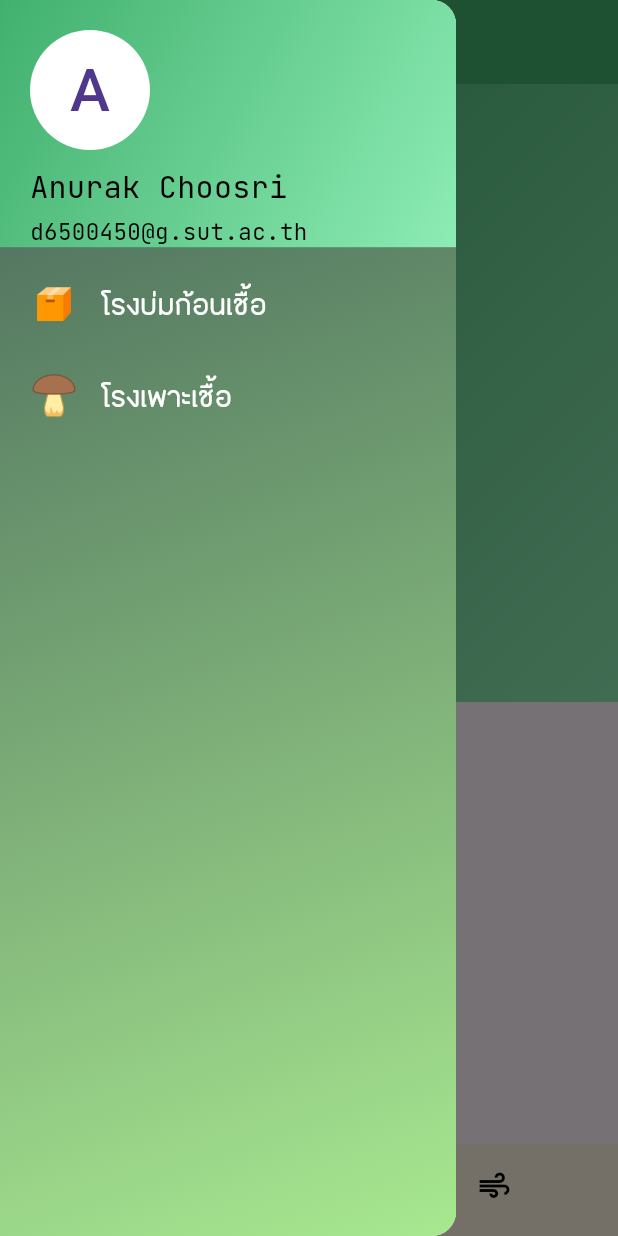
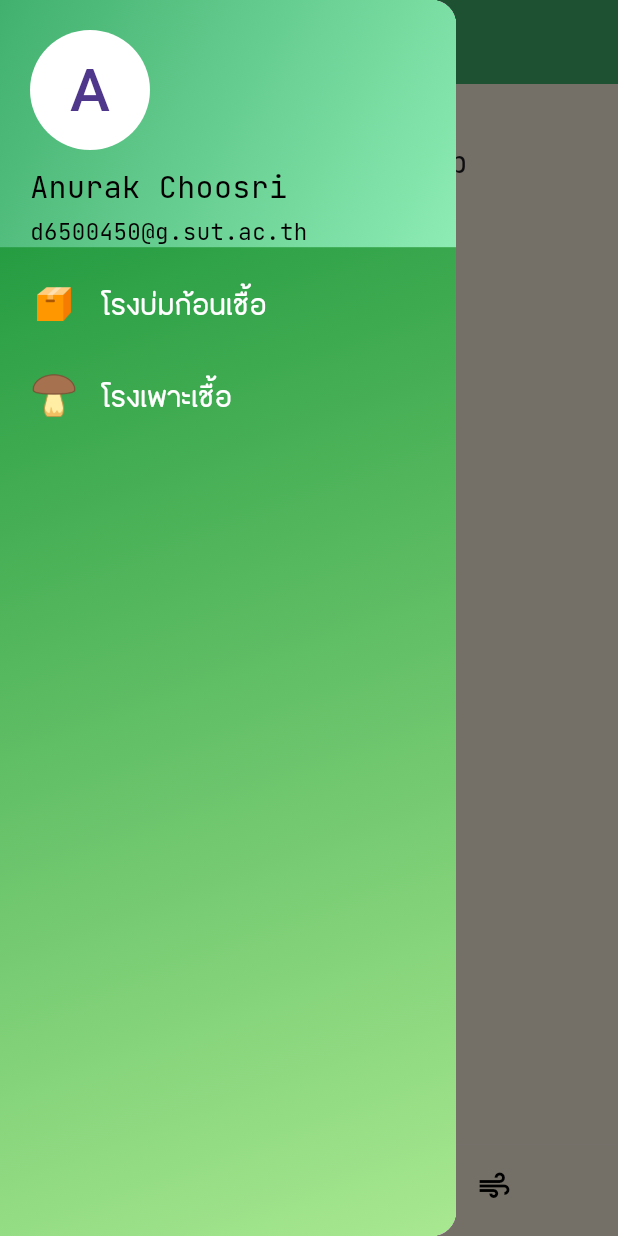
Before and after one commit to oatanurakch/mushroomapp, a Flutter app: the screen it shows after launch, with the side drawer open, on a phone screen of 412 x 824 dp. Run offline on Flutter 3.47's test engine with Material 3 defaults, Android fonts, the phone set to English and light mode, and no system bars.

Commit message:
ีupdate

```diff
--- a/lib/pages/overview_page.dart
+++ b/lib/pages/overview_page.dart
@@ -13,17 +13,30 @@ class _OverviewPageState extends State<OverviewPage> {
   Widget build(BuildContext context) {
     return SafeArea(
       child: Scaffold(
+        backgroundColor: ColorPalette[0],
         body: ListView(
           children: [
-            Container(
-              decoration: BoxDecoration(
-                color: ColorPalette[0],
+            Padding(
+              padding: EdgeInsets.all(
+                8.0,
               ),
               child: Container(
-                width: MediaQuery.of(context).size.width,
-                height: MediaQuery.of(context).size.height * 0.5,
-                decoration: BoxDecoration(
-                  gradient: GreenGradientToneLTToRB,
+                child: Column(
+                  crossAxisAlignment: CrossAxisAlignment.start,
+                  children: [
+                    Text(
+                      'สวัสดีคุณอนุรักษ์ ชูศรี',
+                      style:
+                          TextStyle(fontFamily: 'JetBrainsMono', fontSize: 20),
+                    ),
+                    Text(
+                      'ยินดีต้อนรับเข้าสู่ Mushroom App',
+                      style: TextStyle(
+                        fontFamily: 'JetBrainsMono',
+                        fontSize: 20,
+                      ),
+                    ),
+                  ],
                 ),
               ),
             ),
--- a/lib/utility/constant.dart
+++ b/lib/utility/constant.dart
@@ -18,7 +18,7 @@ final GreenGradientToneLTToRB = LinearGradient(
 
 final GreenGradientToneDark = LinearGradient(
   colors: [
-    Color(0xFF425F57),
+    Color(0xFF0A8C31),
     Color(0xFFA8E890),
   ],
   begin: Alignment.topLeft,
```
